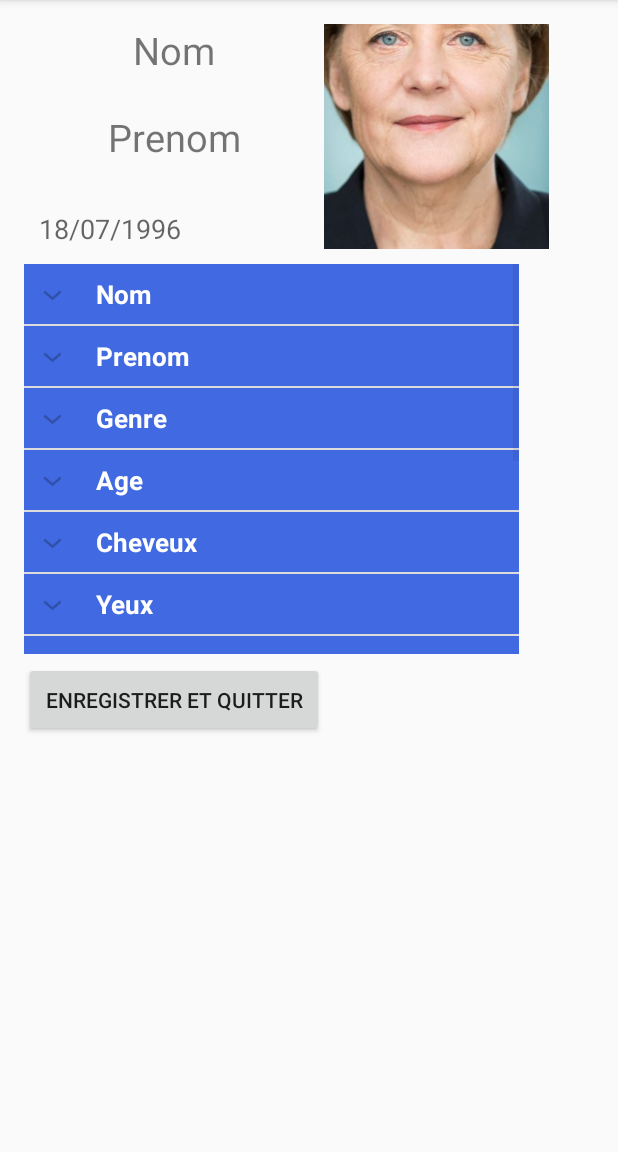
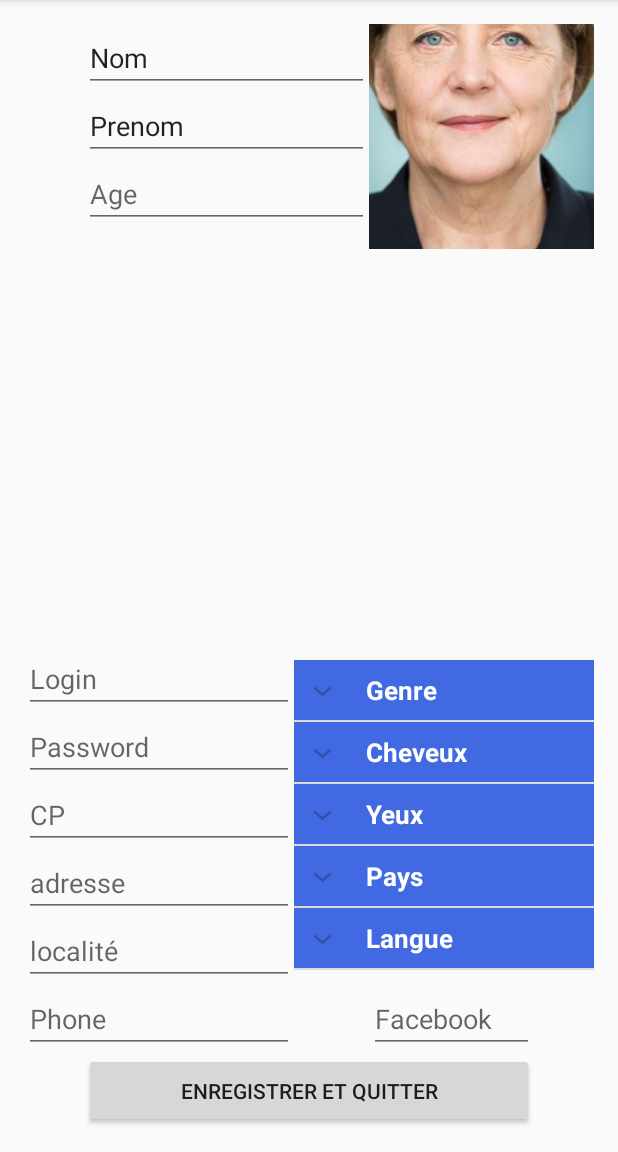
Before and after one commit to SebStreb/LSINF1225-Projet, an Android app: the ProfilActivity screen opened directly, with no data from a screen before it, on a phone screen of 412 x 824 dp, the part 84-1236 px from its top. Run offline under Robolectric (Android 15) with nearby library versions, the light colour scheme and no system bars.

Commit message:
Modified GUI

```diff
--- a/app/src/main/java/groupek/lsinf1225_projet/LoginActivity.java
+++ b/app/src/main/java/groupek/lsinf1225_projet/LoginActivity.java
@@ -343,6 +343,7 @@ public class LoginActivity extends AppCompatActivity implements LoaderCallbacks<
             }
             cursor.close();
             cursor2.close();
+            db.close();
             return true;
         }
 
--- a/app/src/main/java/groupek/lsinf1225_projet/ProfilActivity.java
+++ b/app/src/main/java/groupek/lsinf1225_projet/ProfilActivity.java
@@ -1,5 +1,7 @@
 package groupek.lsinf1225_projet;
 
+import android.app.Dialog;
+import android.support.v7.app.AlertDialog;
 import android.support.v7.app.AppCompatActivity;
 import android.os.Bundle;
 import android.widget.ArrayAdapter;
@@ -47,6 +49,10 @@ public class ProfilActivity extends AppCompatActivity {
             @Override
             public boolean onChildClick(ExpandableListView parent, View v,
                                         int groupPosition, int childPosition, long id) {
+                if (listDataHeader.get(groupPosition) == "Nom"){
+                    Dialog dial = new Dialog(ProfilActivity.this);
+
+                }
                 Toast.makeText(
                         getApplicationContext(),
                         listDataHeader.get(groupPosition)
@@ -71,37 +77,17 @@ public class ProfilActivity extends AppCompatActivity {
         listDataChild = new HashMap<String, List<String>>();
 
         // sections
-        listDataHeader.add("Nom");
-        listDataHeader.add("Prenom");
         listDataHeader.add("Genre");
-        listDataHeader.add("Age");
         listDataHeader.add("Cheveux");
         listDataHeader.add("Yeux");
-        listDataHeader.add("Rue");
-        listDataHeader.add("CodePost");
-        listDataHeader.add("Localité");
         listDataHeader.add("Pays");
-        listDataHeader.add("Téléphone");
-        listDataHeader.add("Facebook");
         listDataHeader.add("Langue");
 
-        // sous-sections section 1
-        List<String> nom = new ArrayList<String>();
-        nom.add("Jean");
-        nom.add("Michel");
-
-        //sous-sections section 2
-        List<String> prenom = new ArrayList<String>();
-        prenom.add("Jean");
-        prenom.add("Michel");
 
         //sous-sections section 3
         List<String> genre = new ArrayList<String>();
         genre.add("Homme");
         genre.add("Femme");
-
-        List<String> age = new ArrayList<String>();
-        age.add("01/01/1970");
 
         List<String> cheveux = new ArrayList<String>();
         cheveux.add("Blonds");
@@ -117,26 +103,11 @@ public class ProfilActivity extends AppCompatActivity {
         yeux.add("Gris");
         yeux.add("Autre");
 
-        List<String> rue = new ArrayList<String>();
-        rue.add("Rue des 3 potiers");
-
-        List<String> codePost = new ArrayList<String>();
-        codePost.add("1000");
-
-        List<String> localite = new ArrayList<String>();
-        localite.add("Louvain-La-Neuve");
-
         List<String> pays = new ArrayList<String>();
         pays.add("Belgique");
         pays.add("France");
         pays.add("Luxembourg");
         pays.add("Angleterre");
-
-        List<String> telephone = new ArrayList<String>();
-        telephone.add("010/00.00.00");
-
-        List<String> facebook = new ArrayList<String>();
-        facebook.add("Collez votre lien Facebook ici");
 
         List<String> langue = new ArrayList<String>();
         langue.add("Français");
@@ -144,19 +115,11 @@ public class ProfilActivity extends AppCompatActivity {
         langue.add("Néerlandais");
 
 
-        listDataChild.put(listDataHeader.get(0), nom);
-        listDataChild.put(listDataHeader.get(1), prenom);
-        listDataChild.put(listDataHeader.get(2), genre);
-        listDataChild.put(listDataHeader.get(3), age);
-        listDataChild.put(listDataHeader.get(4), cheveux);
-        listDataChild.put(listDataHeader.get(5), yeux);
-        listDataChild.put(listDataHeader.get(6), rue);
-        listDataChild.put(listDataHeader.get(7), codePost);
-        listDataChild.put(listDataHeader.get(8), localite);
-        listDataChild.put(listDataHeader.get(9), pays);
-        listDataChild.put(listDataHeader.get(10), telephone);
-        listDataChild.put(listDataHeader.get(11), facebook);
-        listDataChild.put(listDataHeader.get(12), langue);
+        listDataChild.put(listDataHeader.get(0), genre);
+        listDataChild.put(listDataHeader.get(1), cheveux);
+        listDataChild.put(listDataHeader.get(2), yeux);
+        listDataChild.put(listDataHeader.get(3), pays);
+        listDataChild.put(listDataHeader.get(4), langue);
 
     }
 
--- a/app/src/main/res/layout/activity_profil.xml
+++ b/app/src/main/res/layout/activity_profil.xml
@@ -9,68 +9,151 @@
     android:paddingTop="@dimen/activity_vertical_margin"
     tools:context="groupek.lsinf1225_projet.ProfilActivity">
 
-    <TextView
-        android:layout_width="200dp"
-        android:layout_height="wrap_content"
-        android:text="Nom"
-        android:id="@+id/textView"
-        android:layout_alignParentLeft="true"
-        android:layout_alignParentStart="true"
-        android:textAlignment="center"
-        android:textSize="25sp" />
-
-    <TextView
-        android:layout_width="200dp"
-        android:layout_height="wrap_content"
-        android:text="Prenom"
-        android:id="@+id/textViewPrenom"
-        android:textAlignment="center"
-        android:textSize="25sp"
-        android:layout_below="@+id/textView"
-        android:layout_alignParentLeft="true"
-        android:layout_alignParentStart="true"
-        android:layout_marginTop="23dp" />
-
     <ImageButton
         android:layout_width="150dp"
         android:layout_height="150dp"
         android:id="@+id/imageButton"
-        android:layout_alignParentTop="true"
-        android:layout_toRightOf="@+id/textView"
-        android:layout_toEndOf="@+id/textView"
         android:clickable="true"
-        android:src="@drawable/merkel" />
+        android:src="@drawable/merkel"
+        android:layout_alignRight="@+id/expandableListView"
+        android:layout_alignEnd="@+id/expandableListView" />
 
     <Button
         android:text="Enregistrer et quitter"
         android:id="@+id/button"
         android:layout_width="300dp"
         android:layout_height="50dp"
-        android:layout_below="@+id/imageButton"
-        android:layout_alignRight="@+id/textView"
-        android:layout_alignEnd="@+id/textView"
-        android:layout_marginTop="275dp" />
+        android:layout_alignParentBottom="true"
+        android:layout_centerHorizontal="true" />
 
     <ExpandableListView
         android:paddingTop="10dp"
-        android:layout_width="330dp"
+        android:layout_width="200dp"
         android:layout_height="270dp"
         android:id="@+id/expandableListView"
-        android:layout_below="@+id/imageButton"
+        android:layout_alignTop="@+id/editTextLogin"
+        android:layout_alignParentRight="true"
+        android:layout_alignParentEnd="true"
+        android:layout_above="@+id/editTextPhone" />
+
+    <EditText
+        android:layout_width="wrap_content"
+        android:layout_height="wrap_content"
+        android:id="@+id/editText"
+        android:hint="localité"
+        android:layout_above="@+id/editTextPhone"
         android:layout_alignParentLeft="true"
-        android:layout_alignParentStart="true" />
+        android:layout_alignParentStart="true"
+        android:layout_alignRight="@+id/editText2"
+        android:layout_alignEnd="@+id/editText2" />
 
-    <TextView
-        android:layout_width="120dp"
+    <EditText
+        android:layout_width="wrap_content"
         android:layout_height="wrap_content"
-        android:textAppearance="?android:attr/textAppearanceMedium"
-        android:text="18/07/1996"
-        android:id="@+id/textView2"
-        android:paddingLeft="10dp"
-        android:layout_marginTop="31dp"
-        android:layout_below="@+id/textViewPrenom"
+        android:inputType="textPostalAddress"
+        android:ems="10"
+        android:hint="adresse"
+        android:id="@+id/editText2"
+        android:layout_above="@+id/editText"
         android:layout_alignParentLeft="true"
-        android:layout_alignParentStart="true" />
+        android:layout_alignParentStart="true"
+        android:layout_toLeftOf="@+id/expandableListView"
+        android:layout_toStartOf="@+id/expandableListView" />
+
+    <EditText
+        android:layout_width="wrap_content"
+        android:layout_height="wrap_content"
+        android:inputType="textPersonName"
+        android:text="Nom"
+        android:ems="10"
+        android:id="@+id/editTextNom"
+        android:layout_alignTop="@+id/imageButton"
+        android:layout_alignLeft="@+id/button"
+        android:layout_alignStart="@+id/button"
+        android:layout_toLeftOf="@+id/imageButton"
+        android:layout_toStartOf="@+id/imageButton" />
+
+    <EditText
+        android:layout_width="wrap_content"
+        android:layout_height="wrap_content"
+        android:inputType="textPersonName"
+        android:text="Prenom"
+        android:ems="10"
+        android:id="@+id/editTextPrenom"
+        android:layout_below="@+id/editTextNom"
+        android:layout_alignLeft="@+id/editTextNom"
+        android:layout_alignStart="@+id/editTextNom"
+        android:layout_alignRight="@+id/editTextNom"
+        android:layout_alignEnd="@+id/editTextNom" />
+
+    <EditText
+        android:layout_width="wrap_content"
+        android:layout_height="wrap_content"
+        android:inputType="date"
+        android:ems="10"
+        android:hint="Age"
+        android:id="@+id/editTextDate"
+        android:layout_below="@+id/editTextPrenom"
+        android:layout_alignLeft="@+id/editTextPrenom"
+        android:layout_alignStart="@+id/editTextPrenom"
+        android:layout_alignRight="@+id/editTextPrenom"
+        android:layout_alignEnd="@+id/editTextPrenom" />
+
+    <EditText
+        android:layout_width="wrap_content"
+        android:layout_height="wrap_content"
+        android:inputType="textEmailAddress"
+        android:ems="10"
+        android:id="@+id/editTextLogin"
+        android:hint="Login"
+        android:layout_above="@+id/editText3"
+        android:layout_alignParentLeft="true"
+        android:layout_alignParentStart="true"
+        android:layout_toLeftOf="@+id/expandableListView"
+        android:layout_toStartOf="@+id/expandableListView" />
+
+    <EditText
+        android:layout_width="wrap_content"
+        android:layout_height="wrap_content"
+        android:inputType="textPassword"
+        android:ems="10"
+        android:hint="Password"
+        android:id="@+id/editText3"
+        android:layout_toLeftOf="@+id/expandableListView"
+        android:layout_toStartOf="@+id/expandableListView"
+        android:layout_above="@+id/editTextCP" />
+
+    <EditText
+        android:layout_width="wrap_content"
+        android:layout_height="wrap_content"
+        android:id="@+id/editTextCP"
+        android:hint="CP"
+        android:layout_toLeftOf="@+id/expandableListView"
+        android:layout_alignParentLeft="true"
+        android:layout_alignParentStart="true"
+        android:layout_above="@+id/editText2" />
+
+    <EditText
+        android:layout_width="wrap_content"
+        android:layout_height="wrap_content"
+        android:inputType="phone"
+        android:ems="10"
+        android:hint="Phone"
+        android:id="@+id/editTextPhone"
+        android:layout_alignTop="@+id/editTextFacebook"
+        android:layout_toLeftOf="@+id/expandableListView"
+        android:layout_toStartOf="@+id/expandableListView" />
+
+    <EditText
+        android:layout_width="wrap_content"
+        android:layout_height="wrap_content"
+        android:id="@+id/editTextFacebook"
+        android:hint="Facebook"
+        android:layout_above="@+id/button"
+        android:layout_alignLeft="@+id/imageButton"
+        android:layout_alignStart="@+id/imageButton"
+        android:layout_alignRight="@+id/button"
+        android:layout_alignEnd="@+id/button" />
 
 
 </RelativeLayout>
```
